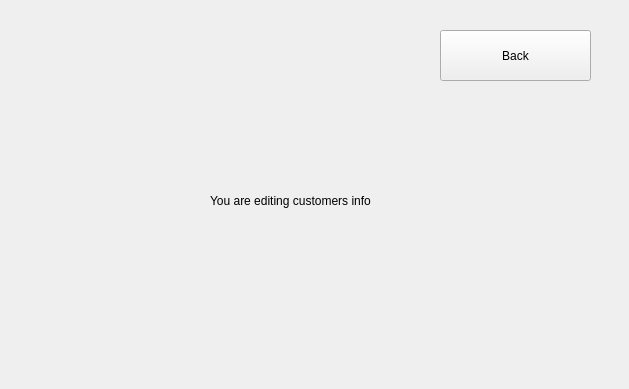
Above: GUIproject/CourseWorkHypermarket/ownereditcustomersinfo.ui from ashnaider/CourseWorkHypermarket before the change. Below: the same form after it.
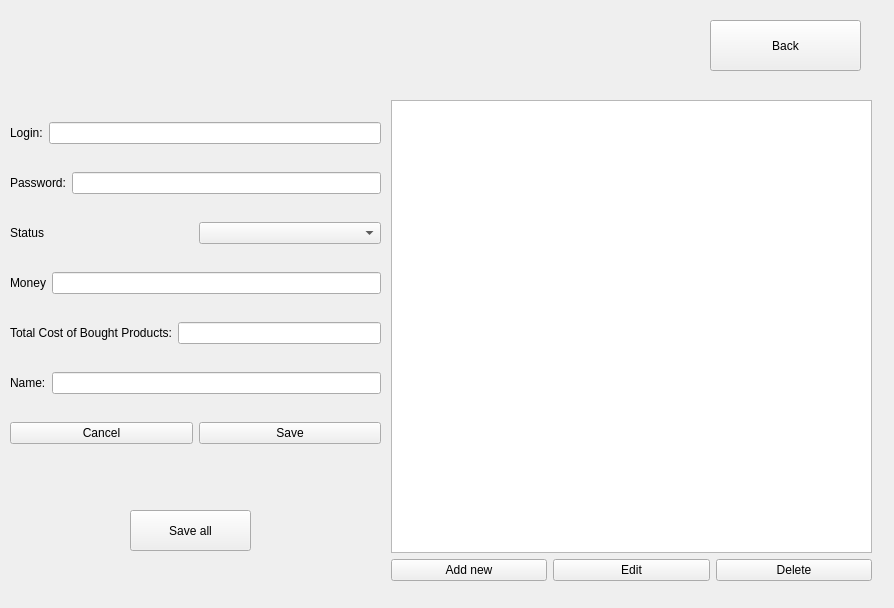
That is the form after the change.

Commit message: Added customers table. Added delete and edit buttons

```diff
--- a/GUIproject/CourseWorkHypermarket/ownereditcustomersinfo.ui
+++ b/GUIproject/CourseWorkHypermarket/ownereditcustomersinfo.ui
@@ -6,31 +6,18 @@
    <rect>
     <x>0</x>
     <y>0</y>
-    <width>629</width>
-    <height>389</height>
+    <width>894</width>
+    <height>608</height>
    </rect>
   </property>
   <property name="windowTitle">
    <string>Form</string>
   </property>
-  <widget class="QLabel" name="label">
-   <property name="geometry">
-    <rect>
-     <x>210</x>
-     <y>170</y>
-     <width>231</width>
-     <height>61</height>
-    </rect>
-   </property>
-   <property name="text">
-    <string>You are editing customers info</string>
-   </property>
-  </widget>
   <widget class="QPushButton" name="goBackToOwnerButton">
    <property name="geometry">
     <rect>
-     <x>440</x>
-     <y>30</y>
+     <x>710</x>
+     <y>20</y>
      <width>151</width>
      <height>51</height>
     </rect>
@@ -39,6 +26,173 @@
     <string>Back</string>
    </property>
   </widget>
+  <widget class="QPushButton" name="saveAllPushButton">
+   <property name="geometry">
+    <rect>
+     <x>130</x>
+     <y>510</y>
+     <width>121</width>
+     <height>41</height>
+    </rect>
+   </property>
+   <property name="text">
+    <string>Save all</string>
+   </property>
+  </widget>
+  <widget class="QWidget" name="layoutWidget">
+   <property name="geometry">
+    <rect>
+     <x>10</x>
+     <y>100</y>
+     <width>371</width>
+     <height>371</height>
+    </rect>
+   </property>
+   <layout class="QVBoxLayout" name="customerEditVerticalLayout">
+    <item>
+     <layout class="QHBoxLayout" name="loginHorizontalLayout">
+      <item>
+       <widget class="QLabel" name="login">
+        <property name="text">
+         <string>Login:</string>
+        </property>
+       </widget>
+      </item>
+      <item>
+       <widget class="QLineEdit" name="loginLineEdit"/>
+      </item>
+     </layout>
+    </item>
+    <item>
+     <layout class="QHBoxLayout" name="passwordHorizontalLayout">
+      <item>
+       <widget class="QLabel" name="passwordLabel">
+        <property name="text">
+         <string>Password:</string>
+        </property>
+       </widget>
+      </item>
+      <item>
+       <widget class="QLineEdit" name="passwordLineEdit"/>
+      </item>
+     </layout>
+    </item>
+    <item>
+     <layout class="QHBoxLayout" name="statusHorizontalLayout">
+      <item>
+       <widget class="QLabel" name="statusLabel">
+        <property name="text">
+         <string>Status</string>
+        </property>
+       </widget>
+      </item>
+      <item>
+       <widget class="QComboBox" name="statusComboBox"/>
+      </item>
+     </layout>
+    </item>
+    <item>
+     <layout class="QHBoxLayout" name="moneyHorizontalLayout">
+      <item>
+       <widget class="QLabel" name="moneyLabel">
+        <property name="text">
+         <string>Money</string>
+        </property>
+       </widget>
+      </item>
+      <item>
+       <widget class="QLineEdit" name="moneyLineEdit"/>
+      </item>
+     </layout>
+    </item>
+    <item>
+     <layout class="QHBoxLayout" name="totalCostHorizontalLayout">
+      <item>
+       <widget class="QLabel" name="totalCostLabel">
+        <property name="text">
+         <string>Total Cost of Bought Products:</string>
+        </property>
+       </widget>
+      </item>
+      <item>
+       <widget class="QLineEdit" name="totalCostLineEdit"/>
+      </item>
+     </layout>
+    </item>
+    <item>
+     <layout class="QHBoxLayout" name="NameHorizontalLayout">
+      <item>
+       <widget class="QLabel" name="NameLabel">
+        <property name="text">
+         <string>Name:</string>
+        </property>
+       </widget>
+      </item>
+      <item>
+       <widget class="QLineEdit" name="NameLineEdit"/>
+      </item>
+     </layout>
+    </item>
+    <item>
+     <layout class="QHBoxLayout" name="ButtonsHorizontalLayout">
+      <item>
+       <widget class="QPushButton" name="cancelPushButton">
+        <property name="text">
+         <string>Cancel</string>
+        </property>
+       </widget>
+      </item>
+      <item>
+       <widget class="QPushButton" name="savePushButton">
+        <property name="text">
+         <string>Save</string>
+        </property>
+       </widget>
+      </item>
+     </layout>
+    </item>
+   </layout>
+  </widget>
+  <widget class="QWidget" name="layoutWidget">
+   <property name="geometry">
+    <rect>
+     <x>391</x>
+     <y>100</y>
+     <width>481</width>
+     <height>481</height>
+    </rect>
+   </property>
+   <layout class="QVBoxLayout" name="customersTableInfoVerticalLayout">
+    <item>
+     <widget class="QTableWidget" name="customersInfoTableWidget"/>
+    </item>
+    <item>
+     <layout class="QHBoxLayout" name="customerTableInfoHorizontalLayout">
+      <item>
+       <widget class="QPushButton" name="addNewCustomerPushButton">
+        <property name="text">
+         <string>Add new</string>
+        </property>
+       </widget>
+      </item>
+      <item>
+       <widget class="QPushButton" name="editCustomerPushButton">
+        <property name="text">
+         <string>Edit</string>
+        </property>
+       </widget>
+      </item>
+      <item>
+       <widget class="QPushButton" name="deleteCustomerPushButton">
+        <property name="text">
+         <string>Delete</string>
+        </property>
+       </widget>
+      </item>
+     </layout>
+    </item>
+   </layout>
+  </widget>
  </widget>
  <resources/>
  <connections/>
```
The commit also changes 18 other files.
